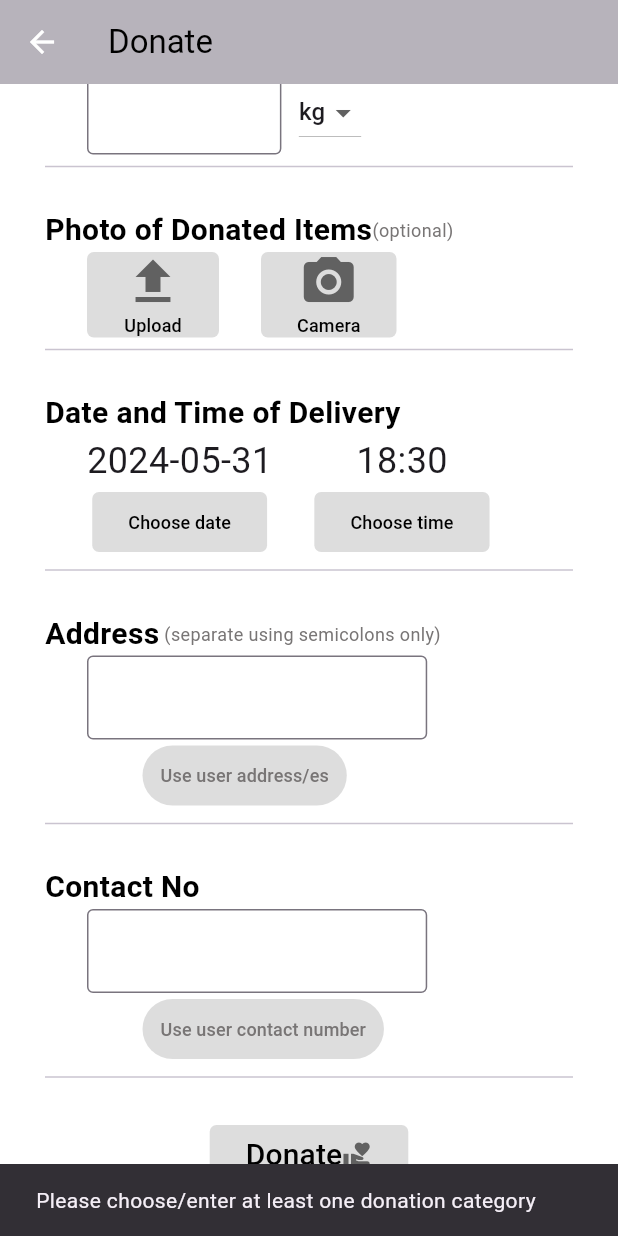
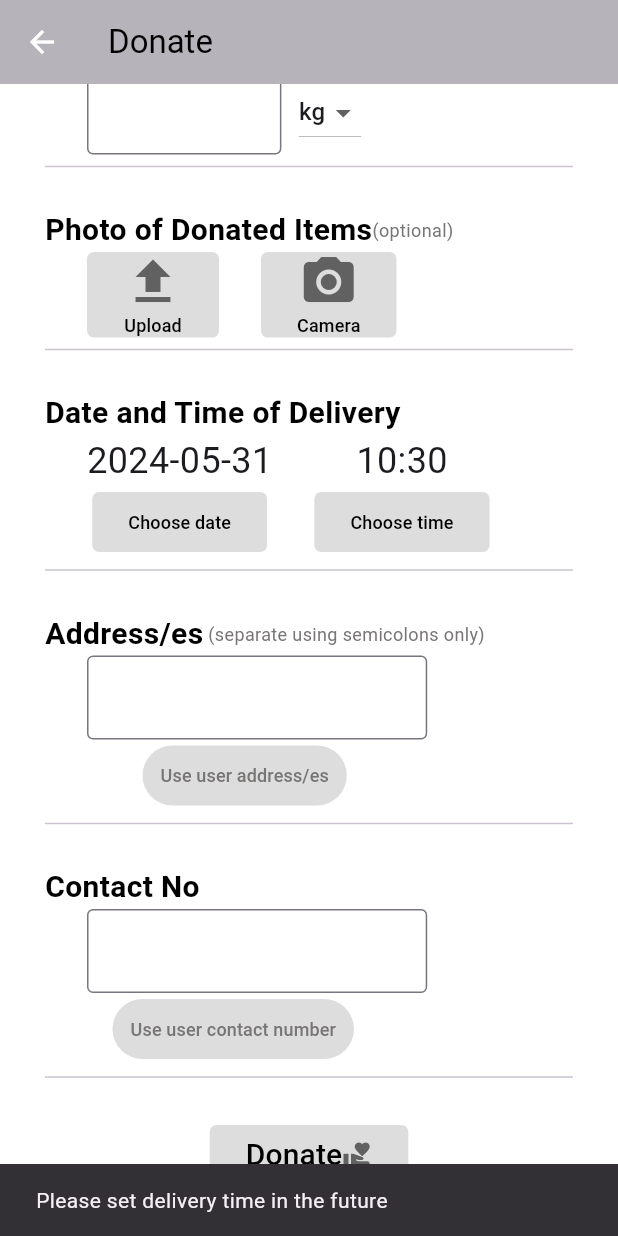
Before and after one commit to bsevangelista/CMSC23-donation-system, a Flutter app: the DonatePage screen opened directly with empty values, scrolled down 486 dp, after a tap on "Donate", on a phone screen of 412 x 824 dp. Run offline on Flutter 3.47's test engine with Material 3 defaults, Android fonts, the phone set to English and light mode, and no system bars; our stand-ins replace cloud_firestore, firebase_auth, firebase_core, firebase_storage, image_picker, qr_flutter; accounts and stored records are empty.

Commit message:
fixed datetime advanced 8 hours error along with address and contact num not being properly stored especially after using the saved info button

```diff
--- a/lib/models/donation_model.dart
+++ b/lib/models/donation_model.dart
@@ -9,12 +9,12 @@ class Donation {
   // double weight;
   String weight;
   String weightType;
-  String? image;
+  String image;
   // qr
   DateTime dateTime;
   // Timestamp dateTime;
-  List<String>? address;
-  String? contactNum;
+  List<String> address;
+  String contactNum;
   String status;
   String organization;
   String user;
@@ -25,11 +25,11 @@ class Donation {
     required this.deliveryMode,
     required this.weight,
     required this.weightType,
-    this.image,
+    required this.image,
     // qr
     required this.dateTime,
-    this.address,
-    this.contactNum,
+    required this.address,
+    required this.contactNum,
     required this.status,
     required this.organization,
     required this.user,
--- a/lib/pages/donor/donate_page.dart
+++ b/lib/pages/donor/donate_page.dart
@@ -66,7 +66,8 @@ class _DonatePageState extends State<DonatePage> {
   List<String> _weightTypeChoices = <String>["kg", "lb"];
   String _weightType = "kg";
 
-  DateTime _dateTime = DateTime.now().add(Duration(hours: 8));
+  // DateTime _dateTime = DateTime.now().add(Duration(hours: 8));
+  DateTime _dateTime = DateTime.now();
 
   String _addressString = "";
   List<String> _address = [];
@@ -92,8 +93,11 @@ class _DonatePageState extends State<DonatePage> {
     deliveryMode: "Pickup",
     weight: "",
     weightType: "kg",
+    image: "",
     // dateTime: dateTimetoTimestamp(DateTime.now()),
     dateTime: DateTime.now(),
+    contactNum: "",
+    address: [],
     status: "Pending",
     organization: "",
     user: ""
@@ -481,7 +485,7 @@ class _DonatePageState extends State<DonatePage> {
           //////////////////////// for pickup only
                   ////////////////////////////////////////////////////////////////////////////////////////////////////////////
                   if (_deliveryMode=="Pickup") donateDivider(),
-                  if (_deliveryMode=="Pickup") Row(children: [titleStyle("Address"), Text(" (separate using semicolons only)", style: TextStyle(fontSize: 12, color: Color.fromRGBO(120, 117, 117, 1))),]),
+                  if (_deliveryMode=="Pickup") Row(children: [titleStyle("Address/es"), Text(" (separate using semicolons only)", style: TextStyle(fontSize: 12, color: Color.fromRGBO(120, 117, 117, 1))),]),
 
                   if (_deliveryMode=="Pickup") Address(_addressStringController, (String val) => _addressString = val),
                   if (_deliveryMode=="Pickup") Padding(
@@ -511,7 +515,7 @@ class _DonatePageState extends State<DonatePage> {
 
                   if (_deliveryMode=="Pickup") ContactNo(_contactNumController, (String val) => _contactNum = val),
                   if (_deliveryMode=="Pickup") Padding(
-                                                padding: const EdgeInsets.only(left: 65.0),
+                                                padding: const EdgeInsets.only(left: 45.0),
                                                 child: TextButton(
                                                   style: TextButton.styleFrom(
                                                     backgroundColor: Color.fromARGB(184, 208, 208, 208),
@@ -525,17 +529,7 @@ class _DonatePageState extends State<DonatePage> {
 
           //////////////////////// for pickup only
 
-
-          //////////////////////// for dropoff only
-                  if (_deliveryMode=="Dropoff") donateDivider(),
-                  if (_deliveryMode=="Dropoff") titleStyle("Generate QR"),
-
-                  if (_deliveryMode=="Dropoff") GenerateQR(),
-
-
-          //////////////////////// for dropoff only
                   donateDivider(),
-
                   Row(
                     mainAxisAlignment: MainAxisAlignment.center,
                     children: [
@@ -576,15 +570,14 @@ class _DonatePageState extends State<DonatePage> {
                                 _tempDonation.image=_imageUrl;
                               }
 
-
-                            if (_deliveryMode=="Pickup") {
-                              _address = _addressString.split(";").map((x) => x.trim()).where((element)=>element.isNotEmpty).toList();
+                            // if (_deliveryMode=="Pickup") {
+                              _address = _addressStringController.text.split(";").map((x) => x.trim()).where((element)=>element.isNotEmpty).toList();
                               _tempDonation.address = _address;
 
-                              _tempDonation.contactNum=_contactNum;
-                            } else{
-                                //qr
-                            }
+                              _tempDonation.contactNum = _contactNumController.text;
+                            // } else{
+                              // qr
+                            // }
 
 
 
@@ -610,8 +603,26 @@ class _DonatePageState extends State<DonatePage> {
                           // Text("Generate QR", style: TextStyle(color: const Color.fromARGB(255, 0, 0, 0)))
                       ),
                     ]
-                  )
+                  ),
 
+          //////////////////////// for dropoff only
+                  if (_deliveryMode=="Dropoff") donateDivider(),
+                  if (_deliveryMode=="Dropoff") titleStyle("Generate QR"),
+
+
+                            // Reference referenceDonationDocumentToUpload = reference
+                            // try{
+                            //   await referenceImageToUpload.putFile(File(file!.path));
+                            //   _imageUrl = await referenceImageToUpload.getDownloadURL();
+                            // }catch(error){
+
+                            // }
+                            // final docRef = Firestore.instance.collection();
+
+                  if (_deliveryMode=="Dropoff") GenerateQR(),
+
+
+          //////////////////////// for dropoff only
 
 
                   ] // children
--- a/lib/pages/donor/donation_details.dart
+++ b/lib/pages/donor/donation_details.dart
@@ -56,9 +56,9 @@ class DonationDetails extends StatelessWidget {
                       ]
                     ),
 
-                    if (donation!.image != null) donateDivider(),
-                    if (donation!.image != null) headingDisplay("Photo of Donated Items"),
-                    if (donation!.image != null) displayImage(donation!.image!),
+                    if (donation!.image != "") donateDivider(),
+                    if (donation!.image != "") headingDisplay("Photo of Donated Items"),
+                    if (donation!.image != "") displayImage(donation!.image!),
 
                     donateDivider(),
                     headingDisplay("Date and Time of Delivery"),
@@ -79,7 +79,7 @@ class DonationDetails extends StatelessWidget {
                     ),
 
                     if (donation!.deliveryMode == "Pickup") donateDivider(),
-                    if (donation!.deliveryMode == "Pickup") headingDisplay("Address"),
+                    if (donation!.deliveryMode == "Pickup") headingDisplay("Address/es"),
                     //listview ng addresses
                     if (donation!.deliveryMode == "Pickup") displayList(donation!.address!),
 
--- a/lib/pages/donor/donor_profile.dart
+++ b/lib/pages/donor/donor_profile.dart
@@ -109,44 +109,18 @@ class _DonorProfileState extends State<DonorProfile> {
 
               // return Row(
 
-              return Column(
+              return SingleChildScrollView(
+                child: Column(
                   children: [
                     SizedBox(
                       height: 10,
                     ),
                     Header(_donor!),
-
-                  ////////////////////
-                  // Expanded(
-                  //   flex: 3,
-                  //   child: Header()
-                  // ),
-
-
-                  Expanded(
-                    // flex: 7,
-                  ////////////////////
-
-                  // Container(
-                    // clipBehavior: Clip.hardEdge,
-                    // height: 460,
-
-                /////////////
-                // height: 200.0,
-                    // flex: 7,
-                /////////////
-
-                    ////// !!!!!!!!!!!!!!!!!!!!!!!!!!!!!!!!!!!!!!!!!!
-                    //  decoration: BoxDecoration(
-                    //   border: Border.all(color: Colors.blueAccent)
-                    // ),
-                    ////// !!!!!!!!!!!!!!!!!!!!!!!!!!!!!!!!!!!!!!!!!!
+                    Container(
+                      height: (80*userDonationsList.length.toDouble()),
                       child:
-
-                    ///////////
-                    // children: [
-                    ///////////
                         ListView.builder(
+                          physics: const NeverScrollableScrollPhysics(),
                           shrinkWrap: true,
                           padding: EdgeInsets.zero,
                           itemCount: userDonationsList.length,
@@ -174,35 +148,22 @@ class _DonorProfileState extends State<DonorProfile> {
                             return Padding(
                               padding: EdgeInsets.all(10),
                               child:
-                              // Card(
-                                // child:
                                     ListTile(
                                       shape: RoundedRectangleBorder(borderRadius: BorderRadius.circular(4.5)),
                                       tileColor: Color.fromARGB(184, 164, 162, 164),
-                                    // title: Text(donation.id),
-                                    // title: Text(donation.organization),
                                       title: Text(_donationOrganization),
-                                    // trailing: FilledButton(onPressed: () {Navigator.pushNamed(context, "/second", arguments: snapshot.data?.docs[index]);} , child: Text("View Details", style: TextStyle(fontSize: 10))),
                                       trailing: FilledButton(
                                         onPressed: () {
-                                        // Navigator.pushNamed(context, "/donationdetails", arguments: {donation, _donationOrganization});
                                           Navigator.pushNamed(context, "/donationdetails", arguments: DonationArguments(donation, _donationOrganization));
                                           } ,
                                         child: Text("View Details", style: TextStyle(fontSize: 10))),
                                     )
-                              // )
                             );
                           })
                         )
-                    // ]
                     ),
-                  ////////////////////
-                  // Expanded(
-                  //   flex: 1,
-                  //   child: Container(),
-                  // )
-                  ////////////////////
                   ]
+                )
               );
             }
           );
```
Lines whose indentation alone changed are shown as unchanged.
